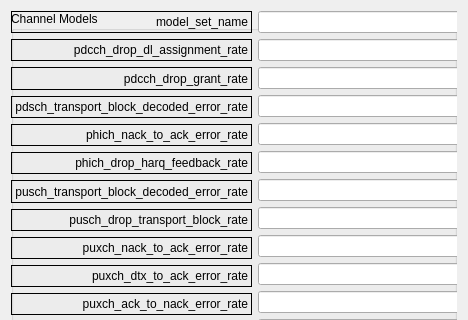
Above: LTEsimGeneratorGUI/Ui/DataForms/channelmodelform.ui from moniss23/junit4 before the change; both pictures show x 0 to 468 and y 0 to 320 of the 468 by 620 pixel window. Below: the same form after it.
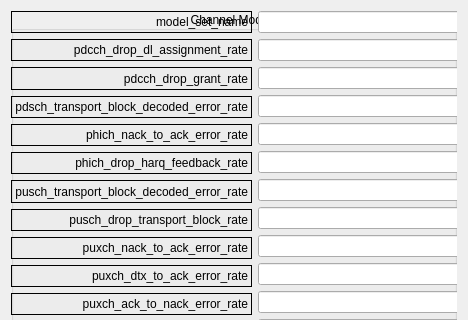
That is the form after the change.

What changed in the file:
```diff
--- a/LTEsimGeneratorGUI/Ui/DataForms/channelmodelform.ui
+++ b/LTEsimGeneratorGUI/Ui/DataForms/channelmodelform.ui
@@ -19,6 +19,9 @@
      <property name="title">
       <string>Channel Models</string>
      </property>
+     <property name="alignment">
+      <set>Qt::AlignCenter</set>
+     </property>
      <widget class="QCheckBox" name="checkBox_dl_pathloss_distribute_ues">
       <property name="geometry">
        <rect>
```
